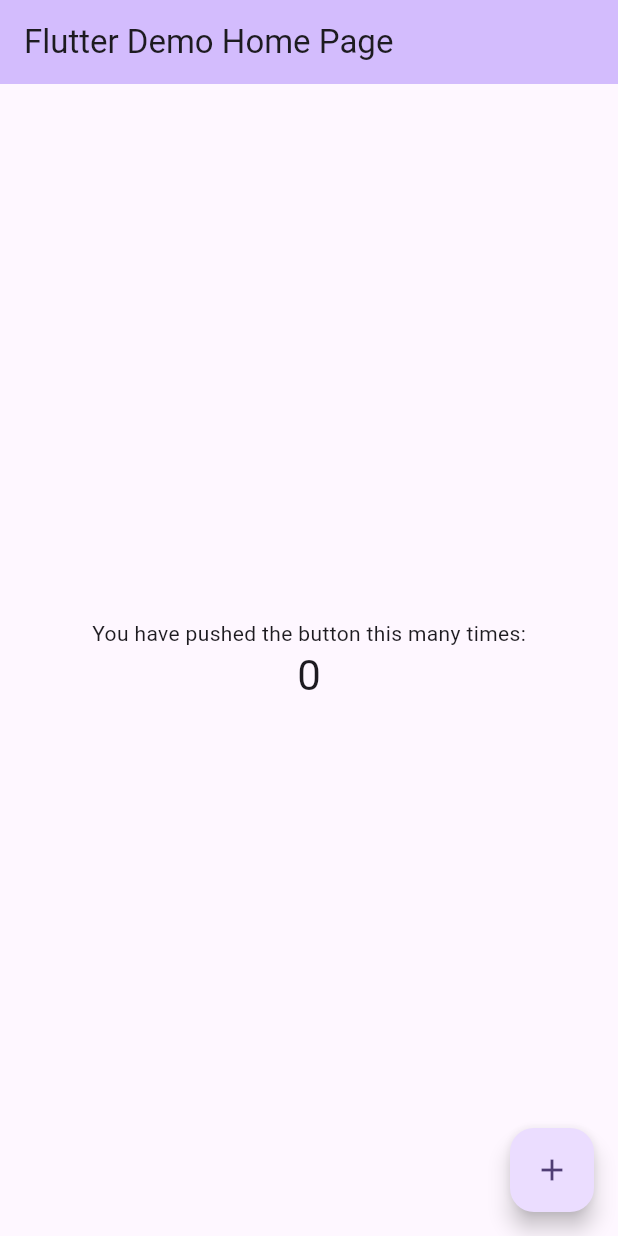
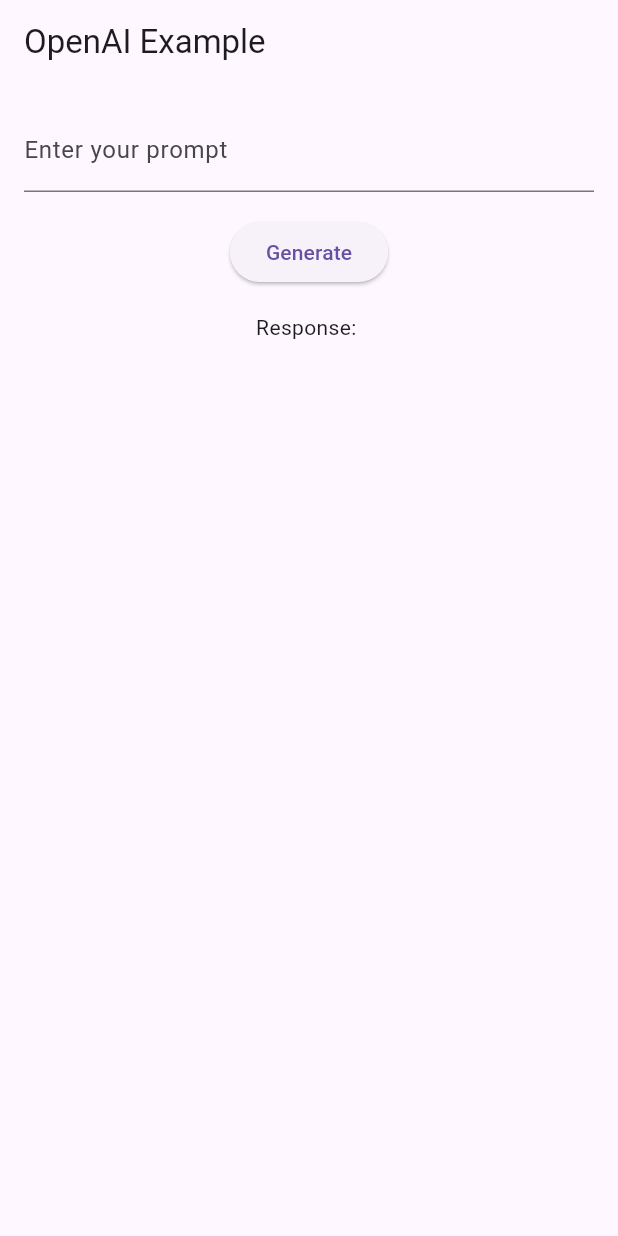
Before and after one commit to dzhou08/flutter_application, a Flutter app: the screen it shows after launch, on a phone screen of 412 x 824 dp. Run offline on Flutter 3.47's test engine with Material 3 defaults, Android fonts, the light colour scheme and no system bars; our stand-ins replace flutter_dotenv.

Commit message:
github action

```diff
--- a/lib/main.dart
+++ b/lib/main.dart
@@ -1,125 +1,87 @@
 import 'package:flutter/material.dart';
+import 'package:http/http.dart' as http;
+import 'dart:convert';
+import 'package:flutter_dotenv/flutter_dotenv.dart';
 
-void main() {
-  runApp(const MyApp());
+void main() async {
+  await dotenv.load(fileName: ".env");
+  runApp(MyApp());
 }
 
 class MyApp extends StatelessWidget {
-  const MyApp({super.key});
-
-  // This widget is the root of your application.
   @override
   Widget build(BuildContext context) {
     return MaterialApp(
-      title: 'Flutter Demo',
-      theme: ThemeData(
-        // This is the theme of your application.
-        //
-        // TRY THIS: Try running your application with "flutter run". You'll see
-        // the application has a purple toolbar. Then, without quitting the app,
-        // try changing the seedColor in the colorScheme below to Colors.green
-        // and then invoke "hot reload" (save your changes or press the "hot
-        // reload" button in a Flutter-supported IDE, or press "r" if you used
-        // the command line to start the app).
-        //
-        // Notice that the counter didn't reset back to zero; the application
-        // state is not lost during the reload. To reset the state, use hot
-        // restart instead.
-        //
-        // This works for code too, not just values: Most code changes can be
-        // tested with just a hot reload.
-        colorScheme: ColorScheme.fromSeed(seedColor: Colors.deepPurple),
-        useMaterial3: true,
-      ),
-      home: const MyHomePage(title: 'Flutter Demo Home Page'),
+      title: 'OpenAI Flutter Example',
+      theme: ThemeData(primarySwatch: Colors.blue),
+      home: OpenAIScreen(),
     );
   }
 }
 
-class MyHomePage extends StatefulWidget {
-  const MyHomePage({super.key, required this.title});
-
-  // This widget is the home page of your application. It is stateful, meaning
-  // that it has a State object (defined below) that contains fields that affect
-  // how it looks.
-
-  // This class is the configuration for the state. It holds the values (in this
-  // case the title) provided by the parent (in this case the App widget) and
-  // used by the build method of the State. Fields in a Widget subclass are
-  // always marked "final".
-
-  final String title;
-
+class OpenAIScreen extends StatefulWidget {
   @override
-  State<MyHomePage> createState() => _MyHomePageState();
+  _OpenAIScreenState createState() => _OpenAIScreenState();
 }
 
-class _MyHomePageState extends State<MyHomePage> {
-  int _counter = 0;
+class _OpenAIScreenState extends State<OpenAIScreen> {
+  final TextEditingController _controller = TextEditingController();
+  String _response = '';
 
-  void _incrementCounter() {
-    setState(() {
-      // This call to setState tells the Flutter framework that something has
-      // changed in this State, which causes it to rerun the build method below
-      // so that the display can reflect the updated values. If we changed
-      // _counter without calling setState(), then the build method would not be
-      // called again, and so nothing would appear to happen.
-      _counter++;
+  Future<void> _callOpenAI(String prompt) async {
+    final apiKey = dotenv.env['OPENAI_API_KEY'];
+    final url = Uri.parse('https://api.openai.com/v1/completions');
+    final headers = {
+      'Content-Type': 'application/json',
+      'Authorization': 'Bearer $apiKey',
+    };
+    final body = jsonEncode({
+      'model': 'text-davinci-003',
+      'prompt': prompt,
+      'max_tokens': 100,
     });
+
+    try {
+      final response = await http.post(url, headers: headers, body: body);
+      if (response.statusCode == 200) {
+        final data = jsonDecode(response.body);
+        setState(() {
+          _response = data['choices'][0]['text'];
+        });
+      } else {
+        setState(() {
+          _response = 'Error: ${response.reasonPhrase}';
+        });
+      }
+    } catch (e) {
+      setState(() {
+        _response = 'Error: $e';
+      });
+    }
   }
 
   @override
   Widget build(BuildContext context) {
-    // This method is rerun every time setState is called, for instance as done
-    // by the _incrementCounter method above.
-    //
-    // The Flutter framework has been optimized to make rerunning build methods
-    // fast, so that you can just rebuild anything that needs updating rather
-    // than having to individually change instances of widgets.
     return Scaffold(
-      appBar: AppBar(
-        // TRY THIS: Try changing the color here to a specific color (to
-        // Colors.amber, perhaps?) and trigger a hot reload to see the AppBar
-        // change color while the other colors stay the same.
-        backgroundColor: Theme.of(context).colorScheme.inversePrimary,
-        // Here we take the value from the MyHomePage object that was created by
-        // the App.build method, and use it to set our appbar title.
-        title: Text(widget.title),
-      ),
-      body: Center(
-        // Center is a layout widget. It takes a single child and positions it
-        // in the middle of the parent.
+      appBar: AppBar(title: Text('OpenAI Example')),
+      body: Padding(
+        padding: EdgeInsets.all(16.0),
         child: Column(
-          // Column is also a layout widget. It takes a list of children and
-          // arranges them vertically. By default, it sizes itself to fit its
-          // children horizontally, and tries to be as tall as its parent.
-          //
-          // Column has various properties to control how it sizes itself and
-          // how it positions its children. Here we use mainAxisAlignment to
-          // center the children vertically; the main axis here is the vertical
-          // axis because Columns are vertical (the cross axis would be
-          // horizontal).
-          //
-          // TRY THIS: Invoke "debug painting" (choose the "Toggle Debug Paint"
-          // action in the IDE, or press "p" in the console), to see the
-          // wireframe for each widget.
-          mainAxisAlignment: MainAxisAlignment.center,
-          children: <Widget>[
-            const Text(
-              'You have pushed the button this many times:',
+          children: [
+            TextField(
+              controller: _controller,
+              decoration: InputDecoration(labelText: 'Enter your prompt'),
             ),
-            Text(
-              '$_counter',
-              style: Theme.of(context).textTheme.headlineMedium,
+            SizedBox(height: 16.0),
+            ElevatedButton(
+              onPressed: () => _callOpenAI(_controller.text),
+              child: Text('Generate'),
             ),
+            SizedBox(height: 16.0),
+            Text('Response: $_response'),
           ],
         ),
       ),
-      floatingActionButton: FloatingActionButton(
-        onPressed: _incrementCounter,
-        tooltip: 'Increment',
-        child: const Icon(Icons.add),
-      ), // This trailing comma makes auto-formatting nicer for build methods.
     );
   }
 }
--- a/pubspec.yaml
+++ b/pubspec.yaml
@@ -30,8 +30,8 @@
 dependencies:
   flutter:
     sdk: flutter
-
-
+  flutter_dotenv: ^5.0.2
+  http: ^1.2.2
   # The following adds the Cupertino Icons font to your application.
   # Use with the CupertinoIcons class for iOS style icons.
   cupertino_icons: ^1.0.8
```
Also changed, not shown: .github/workflows/build.yaml (added), pubspec.lock.
